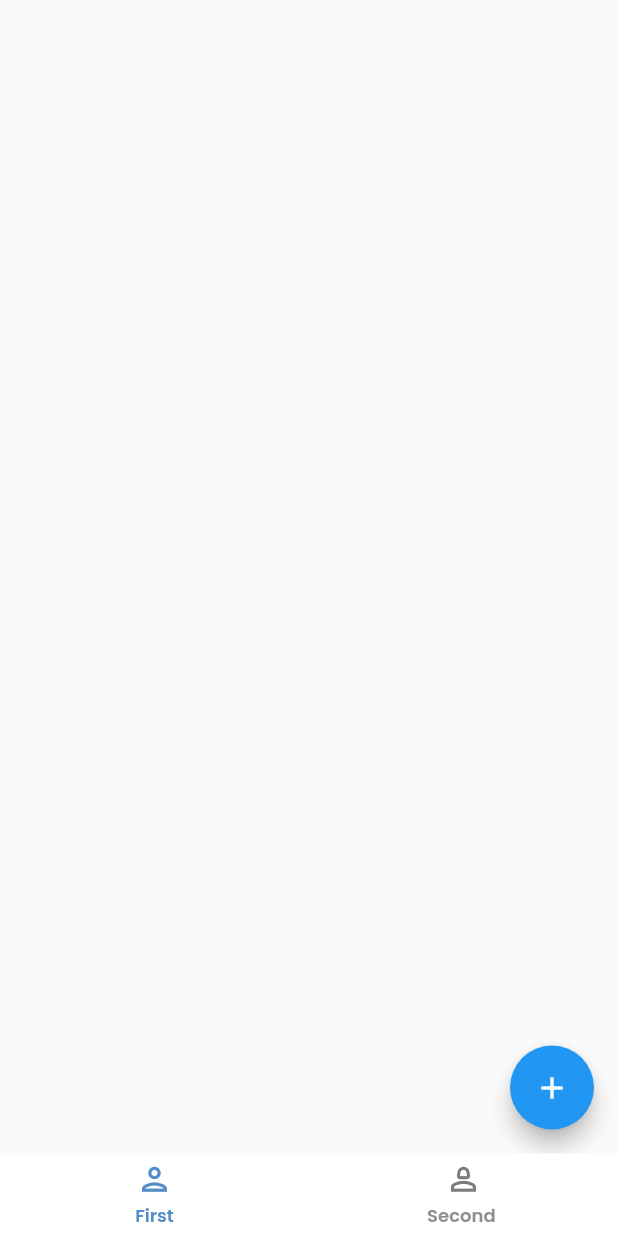
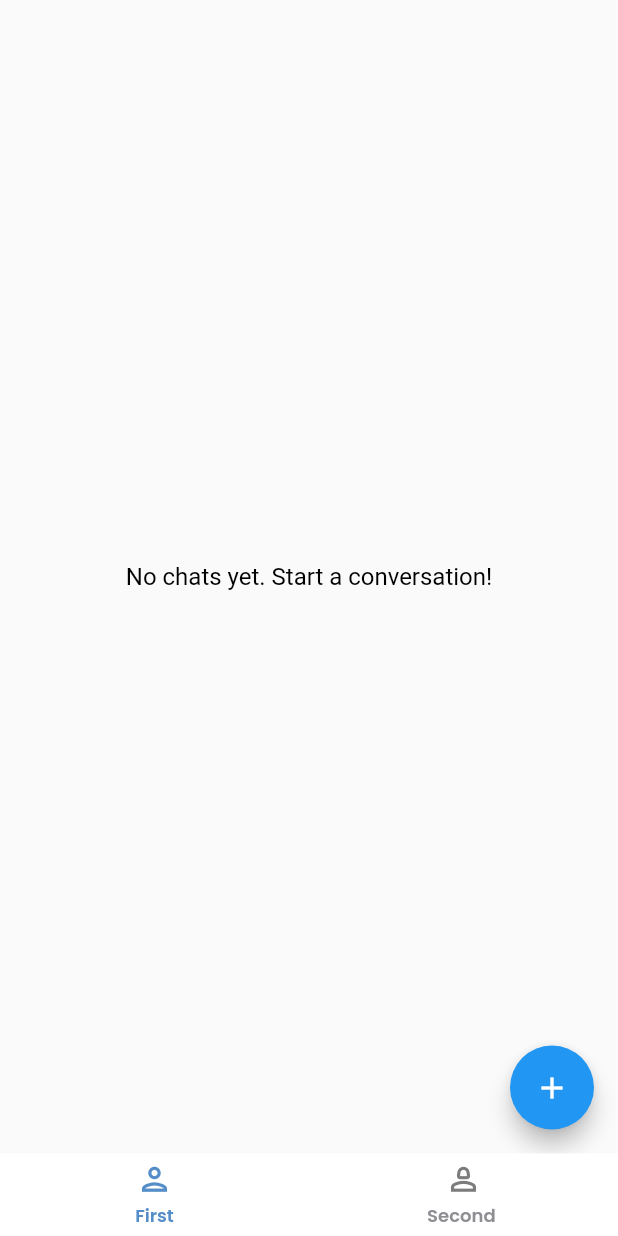
Before and after one commit to abdou-tech-maker/chat_app, a Flutter app: the screen it shows after launch, on a phone screen of 412 x 824 dp. Run offline on Flutter 3.47's test engine with Material 2 defaults, Android fonts, the light colour scheme and no system bars; drawn by our look-alikes of persistent_bottom_nav_bar_v2; our stand-ins replace cloud_firestore, equatable, firebase_core, flutter_bloc, freezed_annotation, google_fonts and 3 more; accounts and stored records are empty.

Commit message:
add empty states

```diff
--- a/lib/screens/chat_list.dart
+++ b/lib/screens/chat_list.dart
@@ -73,7 +73,18 @@ class _ChatListState extends State<ChatList> {
               return const Center(child: CircularProgressIndicator());
             } else if (state is ChatLoaded) {
               final chats = state.chats;
-
+              if (chats.isEmpty) {
+                return const Padding(
+                  padding: EdgeInsets.all(20),
+                  child: Center(
+                    child: Text(
+                      'No chats yet. Start a conversation!',
+                      style: TextStyle(color: Colors.black, fontSize: 16),
+                      textAlign: TextAlign.center,
+                    ),
+                  ),
+                );
+              }
               return ListView.separated(
                 separatorBuilder: (context, index) {
                   return const SizedBox();
```
Also changed, not shown: lib/helpers/chat_messages.dart (+14 -0 lines).
